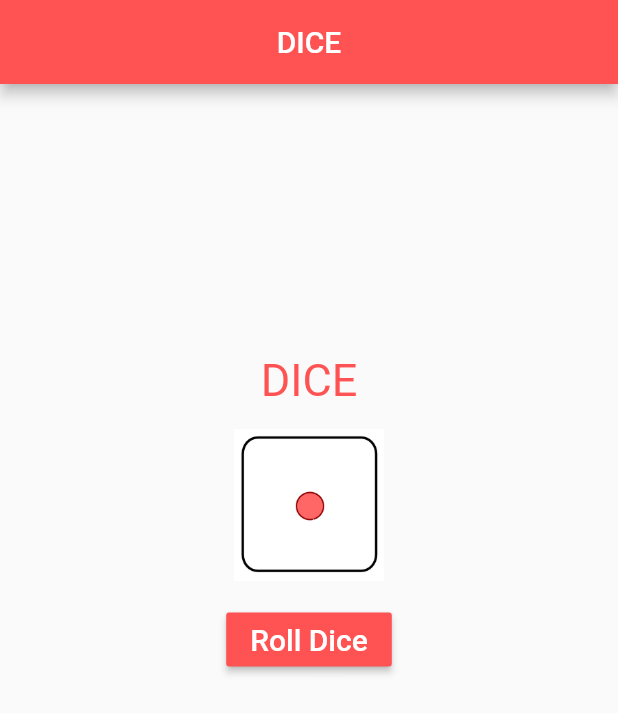
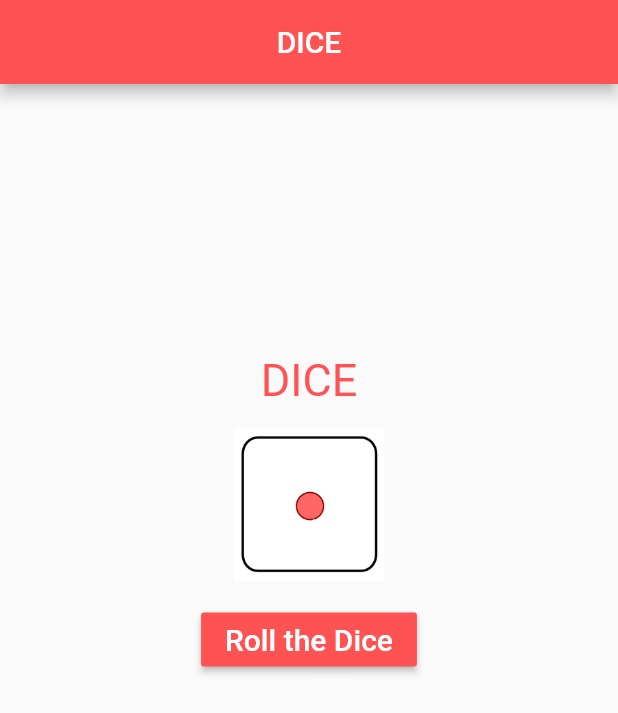
Before and after one commit to sulemanawan1/Dice, a Flutter app: the screen it shows after launch, on a phone screen of 412 x 824 dp. Shown: the top 713 px of the screen. Run offline on Flutter 3.47's test engine with Material 2 defaults, Android fonts, the phone set to English and light mode, and no system bars.

Commit message:
button name change

```diff
--- a/lib/main.dart
+++ b/lib/main.dart
@@ -62,7 +62,7 @@ class _MyAppState extends State<MyApp> {
                     color: Colors.redAccent,
                     onPressed: diceroll,
                     child: Text(
-                      'Roll Dice',
+                      'Roll the Dice',
                       style: TextStyle(color: Colors.white, fontSize: 20),
                     ),
                   ),
```
